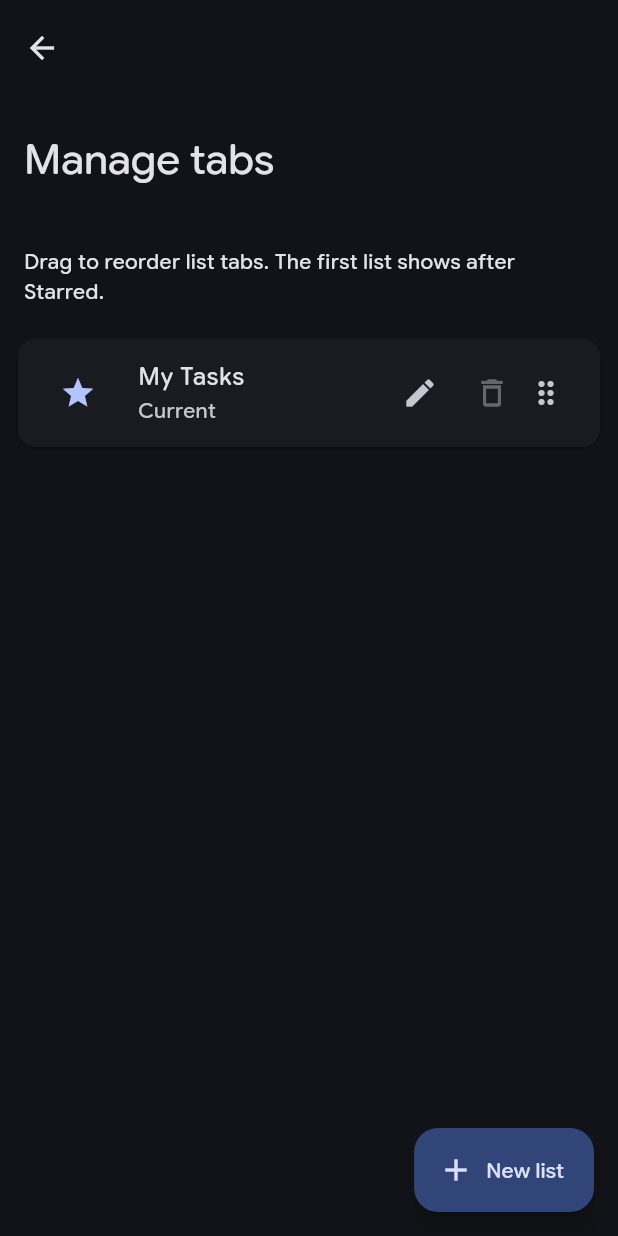
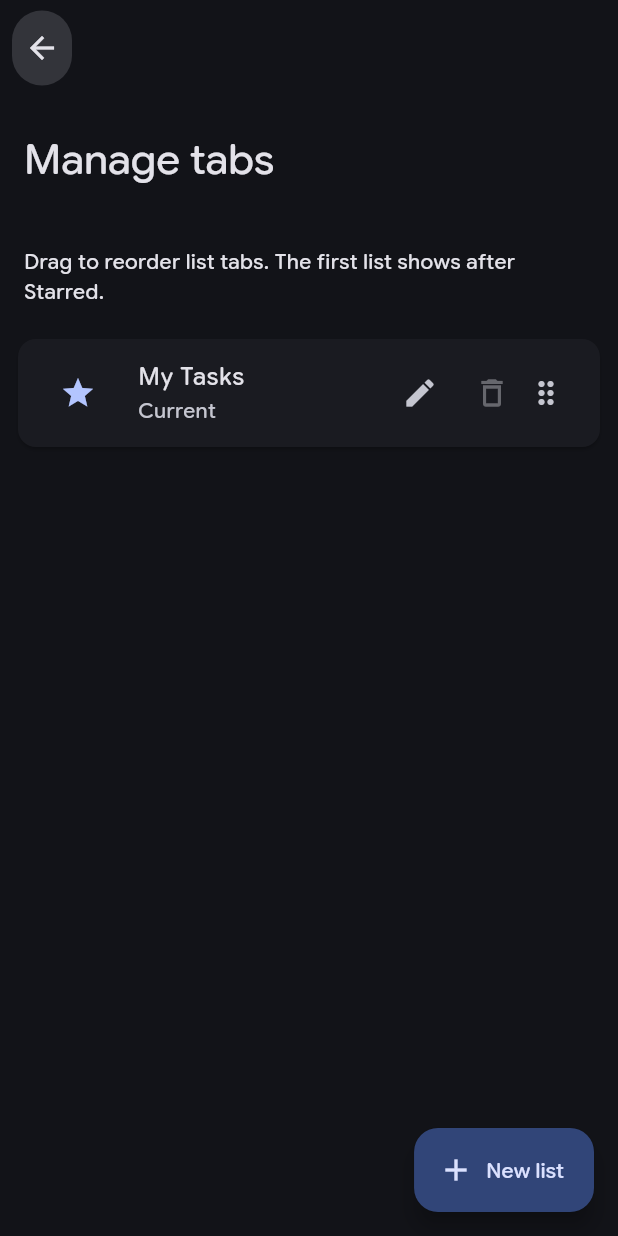
Before and after one commit to Abhishek-Maurya2/taskly, a Flutter app: the TabManagementPage screen opened directly, on a phone screen of 412 x 824 dp. Run offline on Flutter 3.47's test engine with Material 3 defaults, Android fonts, the phone set to English and light mode, and no system bars; our stand-ins replace dynamic_color, easy_localization, file_picker, flutter_local_notifications, material_color_utilities, material_symbols_icons and 2 more; missing offline and left inert: flex_color_picker, material_new_shapes, restart_app; accounts and stored records are empty.

Commit message:
feat: Add back navigation button to appearance, settings, and tab management screens

```diff
--- a/lib/src/screens/tab_management_page.dart
+++ b/lib/src/screens/tab_management_page.dart
@@ -35,6 +35,15 @@ class _TabManagementPageState extends State<TabManagementPage> {
             centerTitle: false,
             backgroundColor: Theme.of(context).colorScheme.surface,
             scrolledUnderElevation: 1,
+            leading: IconButton(
+              icon: const Icon(Icons.arrow_back, size: 24),
+              tooltip: 'Back',
+              onPressed: () => Navigator.of(context).maybePop(),
+              style: IconButton.styleFrom(
+                backgroundColor: Theme.of(context).colorScheme.surfaceContainerHighest,
+                fixedSize: Size(20, 50),
+              ),
+            ),
           ),
           SliverToBoxAdapter(
             child: const Padding(
```
Also changed, not shown: lib/src/screens/appearance_screen.dart (+10 -0 lines), lib/src/screens/home_shell.dart (+9 -4 lines), lib/src/screens/settings_page.dart (+10 -0 lines).
